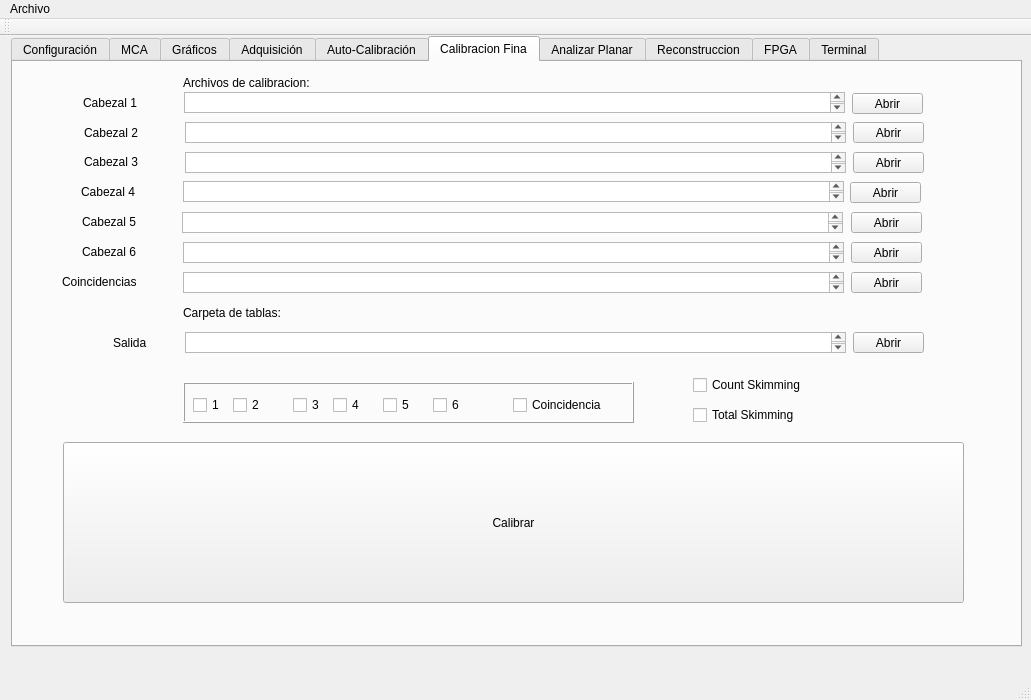
First picture: the form in ui/MainWindow.ui, repository dpirlo/qt-mca, before the edit.
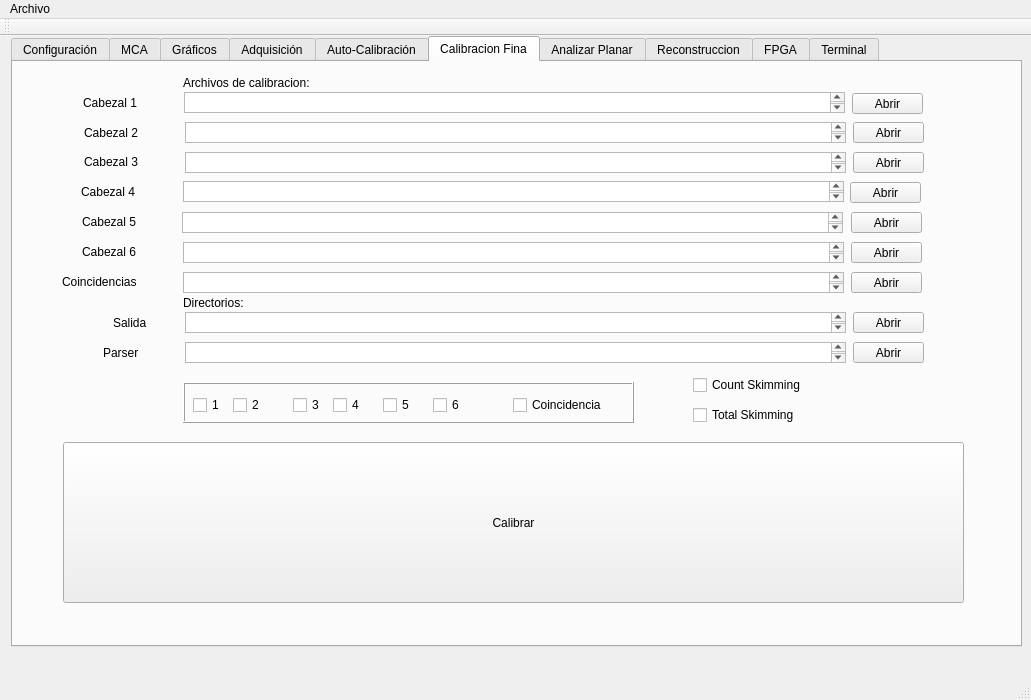
Second picture: the form after the edit. The open tabs and pages were chosen to show the change. Custom widgets are drawn as their Qt base class.

Commit message: TESTING DE PARSEO DE CALIB COIN

```diff
--- a/ui/MainWindow.ui
+++ b/ui/MainWindow.ui
@@ -5685,20 +5685,20 @@
       <property name="geometry">
        <rect>
         <x>170</x>
-        <y>240</y>
+        <y>230</y>
         <width>171</width>
         <height>21</height>
        </rect>
       </property>
       <property name="text">
-       <string>Carpeta de tablas:</string>
+       <string>Directorios:</string>
       </property>
      </widget>
      <widget class="QLabel" name="label_64">
       <property name="geometry">
        <rect>
         <x>100</x>
-        <y>260</y>
+        <y>240</y>
         <width>41</width>
         <height>41</height>
        </rect>
@@ -5711,7 +5711,7 @@
       <property name="geometry">
        <rect>
         <x>172</x>
-        <y>270</y>
+        <y>250</y>
         <width>661</width>
         <height>21</height>
        </rect>
@@ -5724,7 +5724,7 @@
       <property name="geometry">
        <rect>
         <x>840</x>
-        <y>270</y>
+        <y>250</y>
         <width>71</width>
         <height>21</height>
        </rect>
@@ -5749,6 +5749,45 @@
        <string>Total Skimming</string>
       </property>
      </widget>
+     <widget class="QPushButton" name="parser_coincidencia">
+      <property name="geometry">
+       <rect>
+        <x>840</x>
+        <y>280</y>
+        <width>71</width>
+        <height>21</height>
+       </rect>
+      </property>
+      <property name="text">
+       <string>Abrir</string>
+      </property>
+     </widget>
+     <widget class="QTextBrowser" name="textBrowser_parser_coin">
+      <property name="geometry">
+       <rect>
+        <x>172</x>
+        <y>280</y>
+        <width>661</width>
+        <height>21</height>
+       </rect>
+      </property>
+      <property name="autoFillBackground">
+       <bool>true</bool>
+      </property>
+     </widget>
+     <widget class="QLabel" name="label_106">
+      <property name="geometry">
+       <rect>
+        <x>90</x>
+        <y>270</y>
+        <width>51</width>
+        <height>41</height>
+       </rect>
+      </property>
+      <property name="text">
+       <string>Parser</string>
+      </property>
+     </widget>
     </widget>
     <widget class="QWidget" name="tab_3">
      <attribute name="title">
```
Left out of the diff: 10 changed lines with no effect on the pictures. The commit also changes 4 other files.
